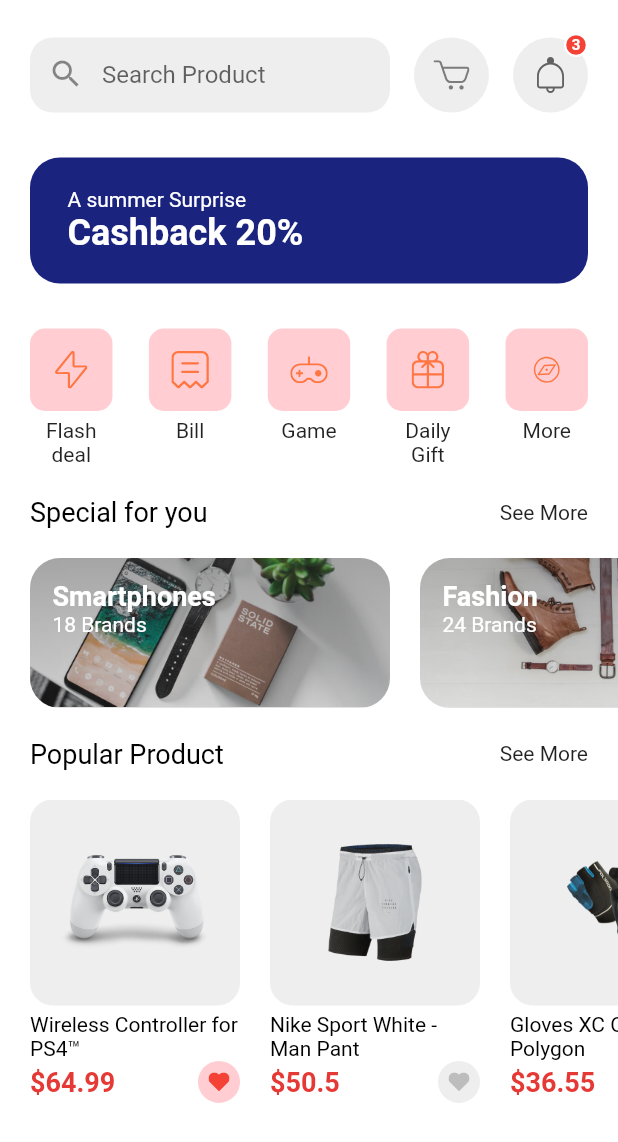
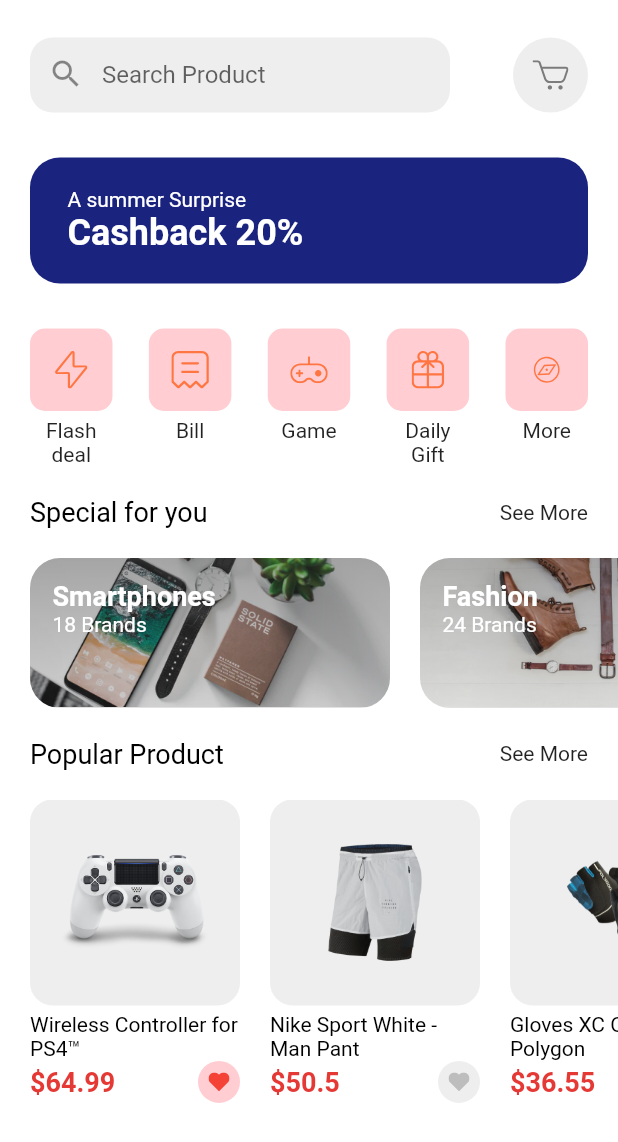
Before and after one commit to Rootom360/E-Commerce-app, a Flutter app: the screen it shows after launch, on a phone screen of 412 x 824 dp. Shown: the top 1142 px of the screen. Run offline on Flutter 3.47's test engine with Material 2 defaults, Android fonts, the phone set to English and light mode, and no system bars; our stand-ins replace flutter_svg.

Commit message:
This is E-Commerce webiste

```diff
--- a/lib/home/components/search_field.dart
+++ b/lib/home/components/search_field.dart
@@ -8,7 +8,7 @@ class SearchField extends StatelessWidget {
   @override
   Widget build(BuildContext context) {
     return Container(
-      width: 240,
+      width: 280,
       height: 50,
       decoration: BoxDecoration(
         color: Colors.grey[200],
--- a/lib/home/home_header.dart
+++ b/lib/home/home_header.dart
@@ -20,11 +20,11 @@ class HomeHeader extends StatelessWidget {
             svgSrc: "assets/icons/Cart Icon.svg",
             press: () {},
           ),
-          IconButtonWithCounter(
-            svgSrc: "assets/icons/Bell.svg",
-            numOfItems: 3,
-            press: () {},
-          ),
+          // IconButtonWithCounter(
+          //   svgSrc: "assets/icons/Bell.svg",
+          //   numOfItems: 3,
+          //   press: () {},
+          // ),
         ],
       ),
     );
```
